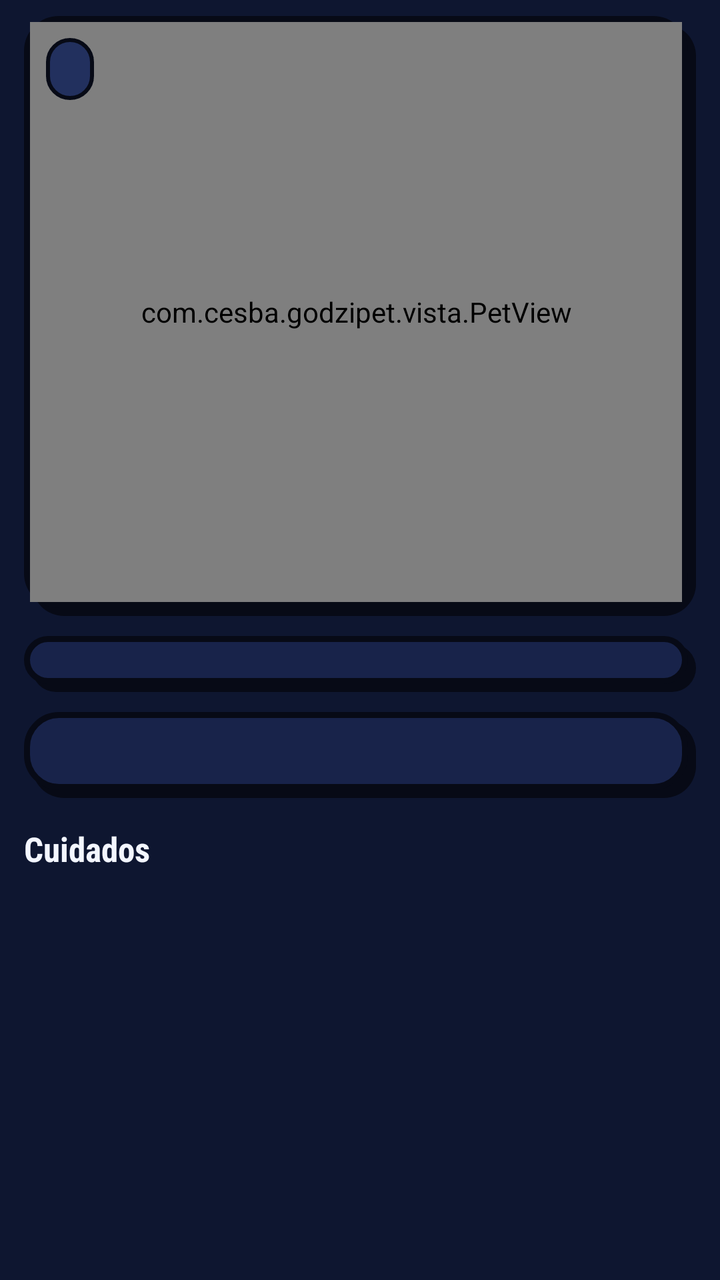
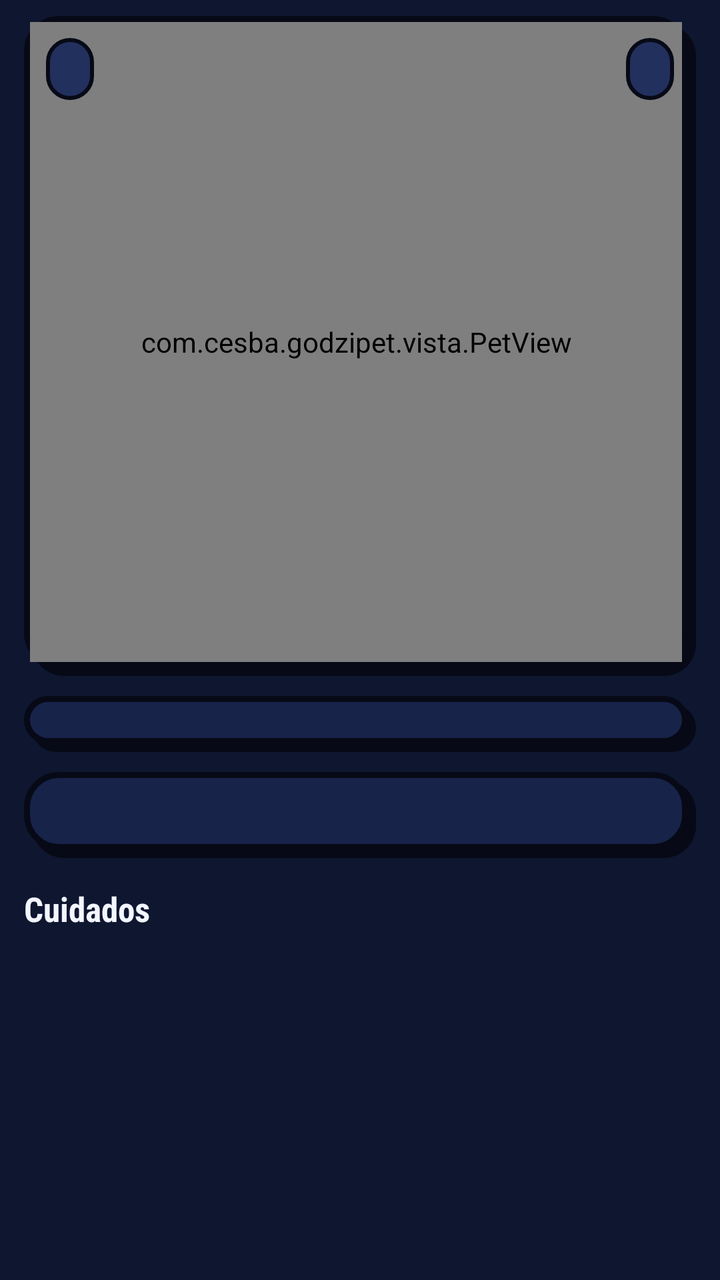

An Android layout rendered at two revisions. The XML below is the earlier revision; the diff shows what the commit changed to produce the second picture.
<!-- AndroidManifest.xml: application theme Theme.GodziPet -->
<!-- res/layout/fragment_hogar.xml -->
<?xml version="1.0" encoding="utf-8"?>
<ScrollView xmlns:android="http://schemas.android.com/apk/res/android"
    android:layout_width="match_parent" android:layout_height="match_parent">

    <LinearLayout android:layout_width="match_parent" android:layout_height="wrap_content"
        android:orientation="vertical" android:paddingStart="12dp" android:paddingEnd="12dp"
        android:paddingTop="8dp" android:paddingBottom="16dp">

        <FrameLayout android:layout_width="match_parent" android:layout_height="wrap_content"
            android:background="@drawable/bg_panel" android:padding="3dp">
            <com.cesba.godzipet.vista.PetView android:id="@+id/petView"
                android:layout_width="match_parent" android:layout_height="290dp"
                android:layout_marginEnd="4dp" android:layout_marginBottom="4dp" />
            <TextView android:id="@+id/tvEstado" style="@style/Chip" android:layout_width="wrap_content"
                android:layout_height="wrap_content" android:layout_margin="8dp" />
        </FrameLayout>

        <LinearLayout android:id="@+id/panelStats" style="@style/Panel" android:layout_width="match_parent"
            android:layout_height="wrap_content" android:layout_marginTop="10dp" android:orientation="vertical" />

        
        <TextView android:id="@+id/tvMensaje" android:layout_width="match_parent" android:layout_height="wrap_content"
            android:layout_marginTop="10dp" android:background="@drawable/bg_panel"
            android:paddingStart="14dp" android:paddingEnd="16dp" android:paddingTop="10dp" android:paddingBottom="14dp"
            android:textColor="@color/texto" android:textSize="14sp" />

        <TextView style="@style/Subtitulo" android:layout_width="wrap_content" android:layout_height="wrap_content"
            android:layout_marginTop="14dp" android:layout_marginBottom="6dp" android:text="Cuidados" />

        <GridLayout android:id="@+id/gridAcciones" android:layout_width="match_parent"
            android:layout_height="wrap_content" android:columnCount="3" android:useDefaultMargins="false" />

        <TextView android:id="@+id/btnAliento" style="@style/Boton" android:layout_width="match_parent"
            android:layout_height="wrap_content" android:layout_marginTop="10dp"
            android:text="☢  ¡ALIENTO ATÓMICO!" android:visibility="gone" />
    </LinearLayout>
</ScrollView>
<!-- resources referenced by this layout -->
<resources>
  <color name="texto">#F3F6FF</color>
  <style name="Chip">
          <item name="android:background">@drawable/bg_chip</item>
          <item name="android:paddingStart">12dp</item>
          <item name="android:paddingEnd">12dp</item>
          <item name="android:paddingTop">6dp</item>
          <item name="android:paddingBottom">6dp</item>
          <item name="android:fontFamily">sans-serif-black</item>
          <item name="android:textColor">@color/texto</item>
          <item name="android:textSize">14sp</item>
      </style>
  <style name="Panel">
          <item name="android:background">@drawable/bg_panel</item>
          <item name="android:padding">14dp</item>
      </style>
  <style name="Subtitulo">
          <item name="android:fontFamily">sans-serif-condensed</item>
          <item name="android:textStyle">bold</item>
          <item name="android:textColor">@color/texto</item>
          <item name="android:textSize">17sp</item>
      </style>
  <color name="contorno">#070A16</color>
  <color name="superficie">#18234A</color>
  <!-- drawable bg_boton_verde (drawable) -->
  <?xml version="1.0" encoding="utf-8"?>
  <selector xmlns:android="http://schemas.android.com/apk/res/android">
      <item android:state_enabled="false">
          <layer-list>
              <item android:top="4dp"><shape><corners android:radius="14dp" /><solid android:color="#070A16" /></shape></item>
              <item android:bottom="4dp"><shape><corners android:radius="14dp" /><solid android:color="#2A3354" />
                  <stroke android:width="3dp" android:color="#070A16" /></shape></item>
          </layer-list>
      </item>
      <item android:state_pressed="true">
          <layer-list>
              <item android:top="4dp"><shape><corners android:radius="14dp" /><solid android:color="#7CFF6B" />
                  <stroke android:width="3dp" android:color="#070A16" /></shape></item>
          </layer-list>
      </item>
      <item>
          <layer-list>
              <item android:top="4dp"><shape><corners android:radius="14dp" /><solid android:color="#070A16" /></shape></item>
              <item android:bottom="4dp"><shape><corners android:radius="14dp" /><solid android:color="#7CFF6B" />
                  <stroke android:width="3dp" android:color="#070A16" /></shape></item>
          </layer-list>
      </item>
  </selector>
  <!-- drawable bg_chip (drawable) -->
  <?xml version="1.0" encoding="utf-8"?>
  <shape xmlns:android="http://schemas.android.com/apk/res/android">
      <corners android:radius="20dp" />
      <solid android:color="@color/superficie_alta" />
      <stroke android:width="2dp" android:color="@color/contorno" />
  </shape>
  <color name="atomico">#7CFF6B</color>
  <color name="heat">#FF8A1F</color>
  <color name="fondo">#0E1630</color>
  <color name="texto_sec">#A9B4D8</color>
  <style name="Dialogo" parent="Theme.Material3.Dark.Dialog.Alert">
          <item name="android:windowBackground">@drawable/bg_dialogo</item>
          <item name="colorPrimary">@color/atomico</item>
          <item name="android:textColorPrimary">@color/texto</item>
          <item name="android:textColorSecondary">@color/texto_sec</item>
          <item name="colorSurface">@color/superficie</item>
      </style>
  <color name="superficie_alta">#22305E</color>
  <!-- drawable bg_dialogo (drawable) -->
  <?xml version="1.0" encoding="utf-8"?>
  <inset xmlns:android="http://schemas.android.com/apk/res/android" android:inset="20dp">
      <shape>
          <corners android:radius="18dp" />
          <solid android:color="@color/superficie" />
          <stroke android:width="3dp" android:color="@color/atomico" />
      </shape>
  </inset>
  <!-- unchanged entries left out for length: 3 -->
</resources>

<!-- the commit's change to res/layout/fragment_hogar.xml (unified diff, before → after) -->
@@ -9,10 +9,14 @@
         <FrameLayout android:layout_width="match_parent" android:layout_height="wrap_content"
             android:background="@drawable/bg_panel" android:padding="3dp">
             <com.cesba.godzipet.vista.PetView android:id="@+id/petView"
-                android:layout_width="match_parent" android:layout_height="290dp"
+                android:layout_width="match_parent" android:layout_height="320dp"
                 android:layout_marginEnd="4dp" android:layout_marginBottom="4dp" />
             <TextView android:id="@+id/tvEstado" style="@style/Chip" android:layout_width="wrap_content"
                 android:layout_height="wrap_content" android:layout_margin="8dp" />
+            <TextView android:id="@+id/tvLugar" style="@style/Chip" android:layout_width="wrap_content"
+                android:layout_height="wrap_content" android:layout_gravity="top|end" android:layout_margin="8dp"
+                android:clickable="true" android:focusable="true" android:textColor="@color/crema"
+                android:contentDescription="Escenario actual. Toca para viajar" />
         </FrameLayout>
 
         <LinearLayout android:id="@+id/panelStats" style="@style/Panel" android:layout_width="match_parent"
@@ -28,7 +32,10 @@
             android:layout_marginTop="14dp" android:layout_marginBottom="6dp" android:text="Cuidados" />
 
         <GridLayout android:id="@+id/gridAcciones" android:layout_width="match_parent"
-            android:layout_height="wrap_content" android:columnCount="3" android:useDefaultMargins="false" />
+            android:layout_height="wrap_content" android:columnCount="4" android:useDefaultMargins="false" />
+
+        <LinearLayout android:id="@+id/filaExtras" android:layout_width="match_parent"
+            android:layout_height="wrap_content" android:layout_marginTop="8dp" android:orientation="horizontal" />
 
         <TextView android:id="@+id/btnAliento" style="@style/Boton" android:layout_width="match_parent"
             android:layout_height="wrap_content" android:layout_marginTop="10dp"
<!-- resource entries referenced after the edit -->
@@ -1,5 +1,6 @@
 <!-- resources referenced by this layout -->
 <resources>
+  <color name="crema">#F2E6C9</color>
   <color name="texto">#F3F6FF</color>
   <style name="Chip">
           <item name="android:background">@drawable/bg_chip</item>
@@ -35,14 +36,14 @@
       </item>
       <item android:state_pressed="true">
           <layer-list>
-              <item android:top="4dp"><shape><corners android:radius="14dp" /><solid android:color="#7CFF6B" />
+              <item android:top="4dp"><shape><corners android:radius="14dp" /><solid android:color="#3DE0FF" />
                   <stroke android:width="3dp" android:color="#070A16" /></shape></item>
           </layer-list>
       </item>
       <item>
           <layer-list>
               <item android:top="4dp"><shape><corners android:radius="14dp" /><solid android:color="#070A16" /></shape></item>
-              <item android:bottom="4dp"><shape><corners android:radius="14dp" /><solid android:color="#7CFF6B" />
+              <item android:bottom="4dp"><shape><corners android:radius="14dp" /><solid android:color="#3DE0FF" />
                   <stroke android:width="3dp" android:color="#070A16" /></shape></item>
           </layer-list>
       </item>
@@ -54,7 +55,7 @@
       <solid android:color="@color/superficie_alta" />
       <stroke android:width="2dp" android:color="@color/contorno" />
   </shape>
-  <color name="atomico">#7CFF6B</color>
+  <color name="atomico">#3DE0FF</color>
   <color name="heat">#FF8A1F</color>
   <color name="fondo">#0E1630</color>
   <color name="texto_sec">#A9B4D8</color>
